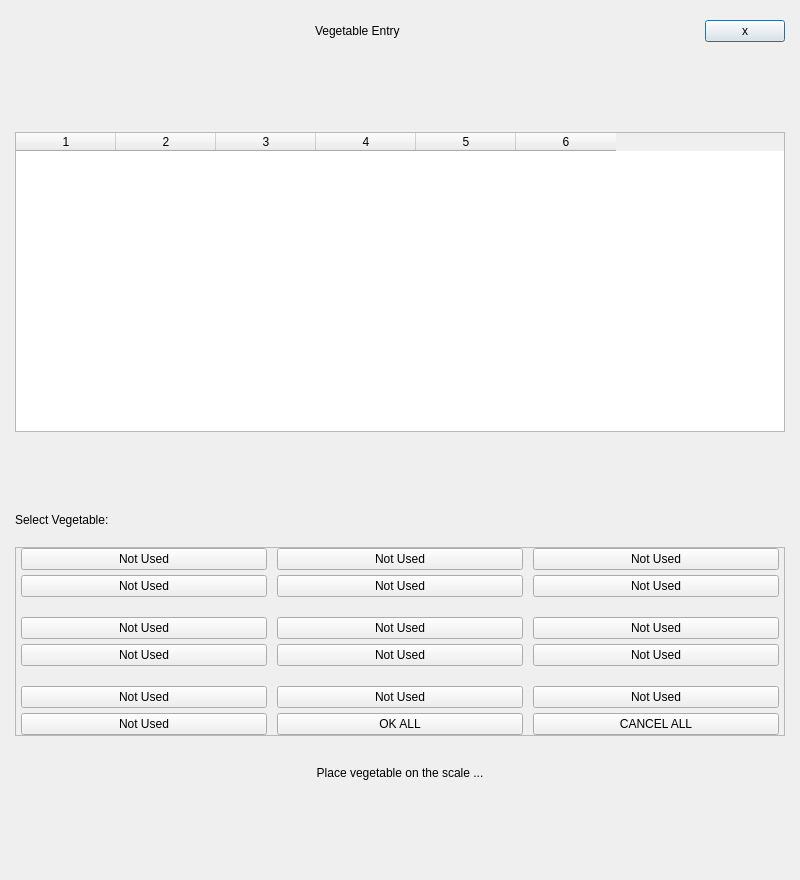
This is Project/ui/vegetable_entry.ui in Selvam-T/POS as Qt 5 draws it before an edit. The edited form follows.
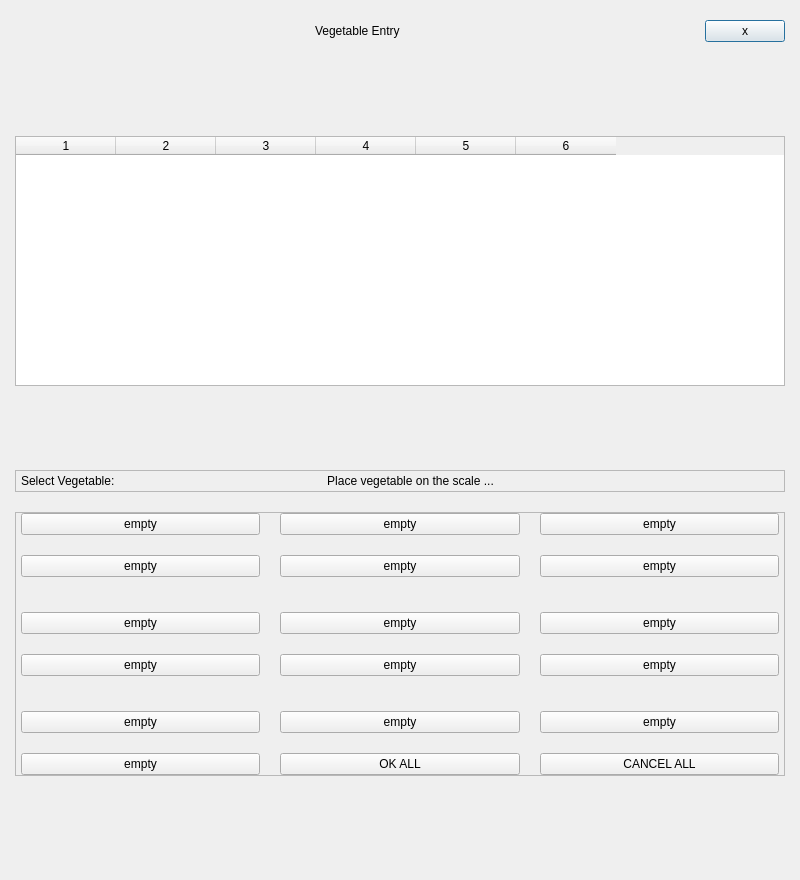
This is the edited form.

Commit message: vegetable_entry refactored including vegEntryTable styling

The edit to the form file:
```diff
--- a/Project/ui/vegetable_entry.ui
+++ b/Project/ui/vegetable_entry.ui
@@ -123,7 +123,7 @@
      <property name="minimumSize">
       <size>
        <width>700</width>
-       <height>300</height>
+       <height>250</height>
       </size>
      </property>
      <property name="editTriggers">
@@ -169,19 +169,60 @@
     </spacer>
    </item>
    <item>
-    <widget class="QLabel" name="vegEFieldLbl">
-     <property name="text">
-      <string>Select Vegetable:</string>
+    <widget class="QFrame" name="vegEntryFrame2">
+     <property name="frameShape">
+      <enum>QFrame::StyledPanel</enum>
      </property>
-     <property name="alignment">
-      <set>Qt::AlignLeading|Qt::AlignLeft|Qt::AlignVCenter</set>
+     <property name="frameShadow">
+      <enum>QFrame::Raised</enum>
      </property>
-     <property name="wordWrap">
-      <bool>true</bool>
-     </property>
-     <property name="margin">
-      <number>0</number>
-     </property>
+     <layout class="QHBoxLayout" name="vegEntryLblLayout" stretch="1,2,1">
+      <property name="spacing">
+       <number>20</number>
+      </property>
+      <property name="leftMargin">
+       <number>5</number>
+      </property>
+      <property name="topMargin">
+       <number>0</number>
+      </property>
+      <property name="rightMargin">
+       <number>5</number>
+      </property>
+      <property name="bottomMargin">
+       <number>0</number>
+      </property>
+      <item>
+       <widget class="QLabel" name="vegEFieldLbl">
+        <property name="text">
+         <string>Select Vegetable:</string>
+        </property>
+       </widget>
+      </item>
+      <item>
+       <widget class="QLabel" name="vegEStatusLabel">
+        <property name="text">
+         <string>Place vegetable on the scale ...</string>
+        </property>
+        <property name="alignment">
+         <set>Qt::AlignCenter</set>
+        </property>
+       </widget>
+      </item>
+      <item>
+       <spacer name="horizontalSpacer">
+        <property name="orientation">
+         <enum>Qt::Horizontal</enum>
+        </property>
+        <property name="sizeHint" stdset="0">
+         <size>
+          <width>40</width>
+          <height>20</height>
+         </size>
+        </property>
+       </spacer>
+      </item>
+     </layout>
     </widget>
    </item>
    <item>
@@ -221,11 +262,8 @@
       <property name="bottomMargin">
        <number>0</number>
       </property>
-      <property name="horizontalSpacing">
-       <number>10</number>
-      </property>
-      <property name="verticalSpacing">
-       <number>5</number>
+      <property name="spacing">
+       <number>20</number>
       </property>
       <item row="7" column="2">
        <widget class="QPushButton" name="btnVegECancel">
@@ -237,63 +275,63 @@
       <item row="0" column="0">
        <widget class="QPushButton" name="vegEButton1">
         <property name="text">
-         <string>Not Used</string>
+         <string>empty</string>
         </property>
        </widget>
       </item>
       <item row="4" column="0">
        <widget class="QPushButton" name="vegEButton10">
         <property name="text">
-         <string>Not Used</string>
+         <string>empty</string>
         </property>
        </widget>
       </item>
       <item row="1" column="2">
        <widget class="QPushButton" name="vegEButton6">
         <property name="text">
-         <string>Not Used</string>
+         <string>empty</string>
         </property>
        </widget>
       </item>
       <item row="1" column="1">
        <widget class="QPushButton" name="vegEButton5">
         <property name="text">
-         <string>Not Used</string>
+         <string>empty</string>
         </property>
        </widget>
       </item>
       <item row="4" column="2">
        <widget class="QPushButton" name="vegEButton12">
         <property name="text">
-         <string>Not Used</string>
+         <string>empty</string>
         </property>
        </widget>
       </item>
       <item row="3" column="2">
        <widget class="QPushButton" name="vegEButton9">
         <property name="text">
-         <string>Not Used</string>
+         <string>empty</string>
         </property>
        </widget>
       </item>
       <item row="1" column="0">
        <widget class="QPushButton" name="vegEButton4">
         <property name="text">
-         <string>Not Used</string>
+         <string>empty</string>
         </property>
        </widget>
       </item>
       <item row="3" column="0">
        <widget class="QPushButton" name="vegEButton7">
         <property name="text">
-         <string>Not Used</string>
+         <string>empty</string>
         </property>
        </widget>
       </item>
       <item row="0" column="1">
        <widget class="QPushButton" name="vegEButton2">
         <property name="text">
-         <string>Not Used</string>
+         <string>empty</string>
         </property>
        </widget>
       </item>
@@ -307,49 +345,49 @@
       <item row="4" column="1">
        <widget class="QPushButton" name="vegEButton11">
         <property name="text">
-         <string>Not Used</string>
+         <string>empty</string>
         </property>
        </widget>
       </item>
       <item row="3" column="1">
        <widget class="QPushButton" name="vegEButton8">
         <property name="text">
-         <string>Not Used</string>
+         <string>empty</string>
         </property>
        </widget>
       </item>
       <item row="0" column="2">
        <widget class="QPushButton" name="vegEButton3">
         <property name="text">
-         <string>Not Used</string>
+         <string>empty</string>
         </property>
        </widget>
       </item>
       <item row="7" column="0">
        <widget class="QPushButton" name="vegEButton16">
         <property name="text">
-         <string>Not Used</string>
+         <string>empty</string>
         </property>
        </widget>
       </item>
       <item row="6" column="0">
        <widget class="QPushButton" name="vegEButton13">
         <property name="text">
-         <string>Not Used</string>
+         <string>empty</string>
         </property>
        </widget>
       </item>
       <item row="6" column="2">
        <widget class="QPushButton" name="vegEButton15">
         <property name="text">
-         <string>Not Used</string>
+         <string>empty</string>
         </property>
        </widget>
       </item>
       <item row="6" column="1">
        <widget class="QPushButton" name="vegEButton14">
         <property name="text">
-         <string>Not Used</string>
+         <string>empty</string>
         </property>
        </widget>
       </item>
@@ -388,32 +426,6 @@
      </layout>
     </widget>
    </item>
-   <item>
-    <spacer name="verticalSpacer_3">
-     <property name="orientation">
-      <enum>Qt::Vertical</enum>
-     </property>
-     <property name="sizeType">
-      <enum>QSizePolicy::Fixed</enum>
-     </property>
-     <property name="sizeHint" stdset="0">
-      <size>
-       <width>20</width>
-       <height>20</height>
-      </size>
-     </property>
-    </spacer>
-   </item>
-   <item>
-    <widget class="QLabel" name="vegEStatusLabel">
-     <property name="text">
-      <string>Place vegetable on the scale ...</string>
-     </property>
-     <property name="alignment">
-      <set>Qt::AlignCenter</set>
-     </property>
-    </widget>
-   </item>
    <item>
     <spacer name="verticalSpacer_4">
      <property name="orientation">
```
The commit also changes 9 other files.
